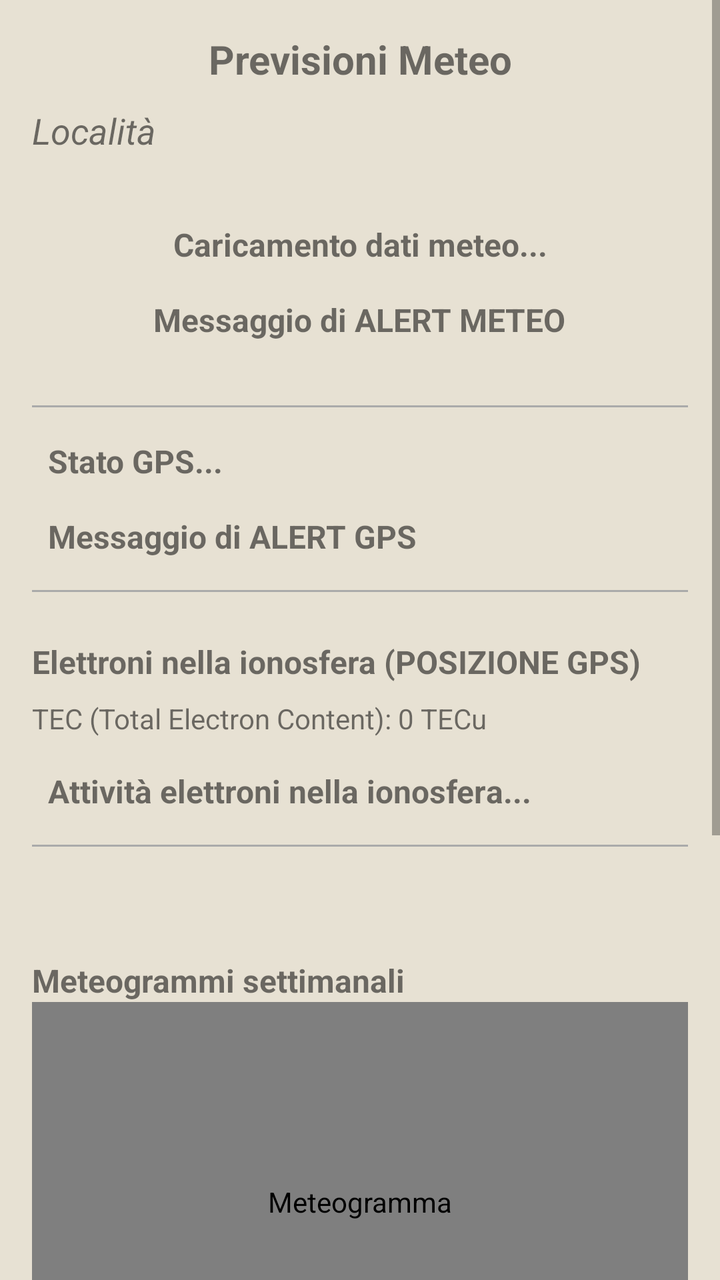
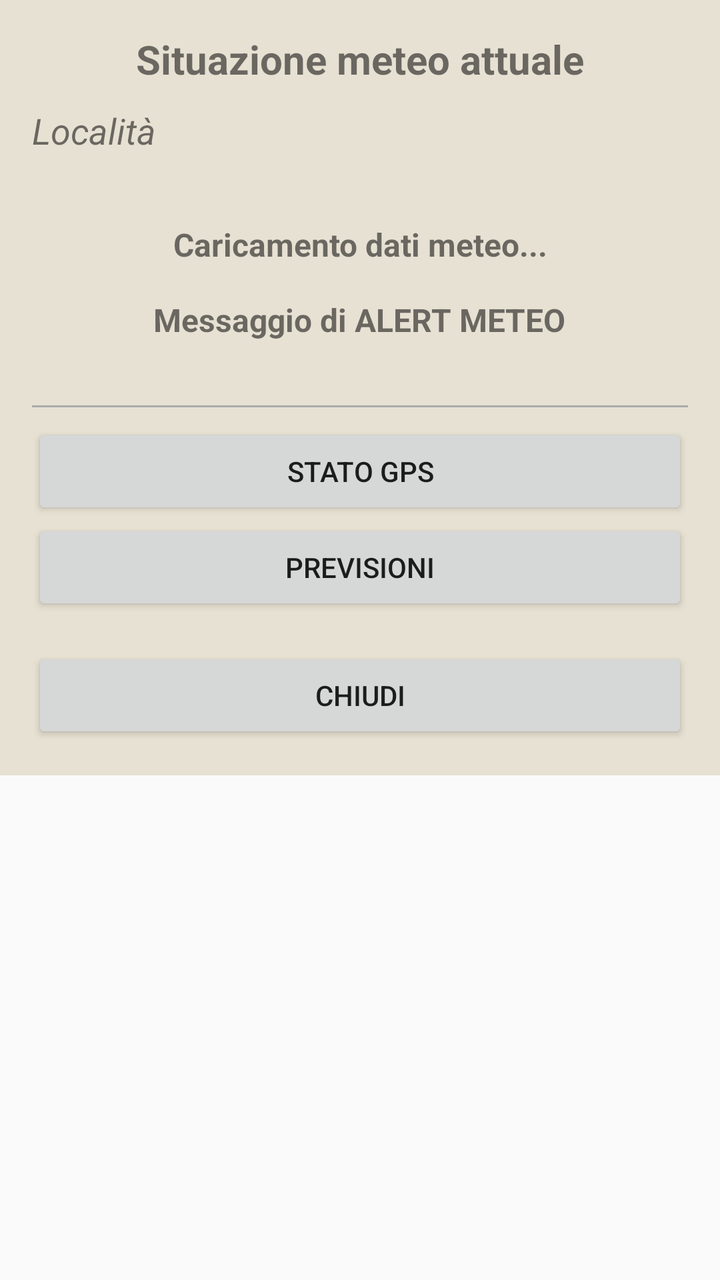

The first picture is an Android layout as it rendered before a commit; the second is the same layout after the commit. The layout source and the unified diff follow.
<!-- AndroidManifest.xml: application theme Theme.AppCompat.Light -->
<!-- res/layout/activity_weather_forecast.xml -->
<androidx.constraintlayout.widget.ConstraintLayout
    xmlns:android="http://schemas.android.com/apk/res/android"
    android:layout_width="match_parent"
    android:layout_height="match_parent"
    android:fitsSystemWindows="true">


    <ScrollView xmlns:android="http://schemas.android.com/apk/res/android"
        android:layout_width="match_parent"
        android:layout_height="match_parent"
        android:clipToPadding="false">

        <LinearLayout xmlns:android="http://schemas.android.com/apk/res/android"
            android:layout_width="match_parent"
            android:layout_height="match_parent"
            android:orientation="vertical"
            android:background="#e7e1d3"
            android:padding="16dp">

            <TextView
                android:id="@+id/weather_title"
                android:layout_width="match_parent"
                android:layout_height="wrap_content"
                android:text="Previsioni Meteo"
                android:textSize="20sp"
                android:textStyle="bold"
                android:gravity="center"
                android:paddingBottom="10dp"/>

            <TextView
                android:id="@+id/weather_location"
                android:layout_width="wrap_content"
                android:layout_height="wrap_content"
                android:text="Località"
                android:textSize="18sp"
                android:textStyle="italic"
                android:gravity="center"
                android:layout_below="@+id/weather_title"
                android:layout_centerHorizontal="true"
                android:paddingBottom="10dp"/>

            <ProgressBar
                android:id="@+id/weatherProgressBar"
                android:layout_width="wrap_content"
                android:layout_height="wrap_content"
                android:layout_below="@id/weather_location"
                android:layout_centerHorizontal="true"
                android:gravity="center"
                android:visibility="gone"/>

            <LinearLayout
                android:layout_width="match_parent"
                android:layout_height="wrap_content"
                android:orientation="vertical"
                android:padding="16dp"
                android:gravity="center_horizontal">

                <TextView
                    android:id="@+id/weather_details"
                    android:layout_width="match_parent"
                    android:layout_height="wrap_content"
                    android:text="Caricamento dati meteo..."
                    android:textSize="16sp"
                    android:textStyle="bold"
                    android:padding="8dp"
                    android:gravity="center" />

                <TextView
                    android:id="@+id/alertTextView"
                    android:layout_width="wrap_content"
                    android:layout_height="wrap_content"
                    android:text="Messaggio di ALERT METEO"
                    android:textStyle="bold"
                    android:gravity="center"
                    android:textSize="16sp"
                    android:padding="8dp" />
            </LinearLayout>


            <View
                android:layout_width="match_parent"
                android:layout_height="1dp"
                android:background="@android:color/darker_gray"
                android:layout_marginVertical="8dp" />

            <TextView
                android:id="@+id/gpsStatusTextView"
                android:layout_width="wrap_content"
                android:layout_height="wrap_content"
                android:text="Stato GPS..."
                android:textStyle="bold"
                android:textSize="16sp"
                android:padding="8dp" />

            <TextView
                android:id="@+id/gpsalertTextView"
                android:layout_width="wrap_content"
                android:layout_height="wrap_content"
                android:text="Messaggio di ALERT GPS"
                android:textStyle="bold"
                android:textSize="16sp"
                android:gravity="center"
                android:padding="8dp" />

            <View
                android:layout_width="match_parent"
                android:layout_height="1dp"
                android:background="@android:color/darker_gray"
                android:layout_marginVertical="8dp" />

            
            <TextView
                android:id="@+id/tecTitleTextView"
                android:layout_width="wrap_content"
                android:layout_height="wrap_content"
                android:text="Elettroni nella ionosfera (POSIZIONE GPS)"
                android:textSize="16sp"
                android:textStyle="bold"
                android:gravity="center"
                android:layout_marginTop="16dp"/>

            <TextView
                android:id="@+id/tecValueTextView"
                android:layout_width="wrap_content"
                android:layout_height="wrap_content"
                android:text="TEC (Total Electron Content): 0 TECu"
                android:textSize="14sp"
                android:layout_marginTop="8dp"/>

            
            <TextView
                android:id="@+id/tecStatusTextView"
                android:layout_width="wrap_content"
                android:layout_height="wrap_content"
                android:text="Attività elettroni nella ionosfera..."
                android:textStyle="bold"
                android:textSize="16sp"
                android:padding="8dp"
                android:gravity="center"
                android:layout_marginTop="8dp"/>

            <View
                android:layout_width="match_parent"
                android:layout_height="1dp"
                android:background="@android:color/darker_gray"
                android:layout_marginVertical="8dp" />

            <androidx.recyclerview.widget.RecyclerView
                android:id="@+id/hourlyWeatherRecyclerView"
                android:layout_width="match_parent"
                android:layout_height="wrap_content"
                android:padding="8dp"
                android:layout_marginTop="16dp"/>

            

            <TextView
                android:id="@+id/weather_meteogram"
                android:layout_width="wrap_content"
                android:layout_height="wrap_content"
                android:text="Meteogrammi settimanali"
                android:textSize="16sp"
                android:textStyle="bold"
                android:layout_marginTop="16dp"/>

            <com.github.chrisbanes.photoview.PhotoView
                android:id="@+id/weather_meteogramOne_general"
                android:layout_width="match_parent"
                android:layout_height="200dp"
                android:scaleType="fitCenter"
                android:contentDescription="Meteogramma"/>

            <com.github.chrisbanes.photoview.PhotoView
                android:id="@+id/weather_meteogram_general"
                android:layout_width="match_parent"
                android:layout_height="200dp"
                android:scaleType="fitCenter"
                android:contentDescription="Meteogramma"/>

            <Button
                android:id="@+id/close_weather_button"
                android:layout_width="match_parent"
                android:layout_height="wrap_content"
                android:text="Chiudi"
                android:layout_marginTop="16dp"/>
        </LinearLayout>
    </ScrollView>
</androidx.constraintlayout.widget.ConstraintLayout>
<!-- resources referenced by this layout -->
<resources>

</resources>

<!-- the commit's change to res/layout/activity_weather_forecast.xml (unified diff, before → after) -->
@@ -21,7 +21,7 @@
                 android:id="@+id/weather_title"
                 android:layout_width="match_parent"
                 android:layout_height="wrap_content"
-                android:text="Previsioni Meteo"
+                android:text="Situazione meteo attuale"
                 android:textSize="20sp"
                 android:textStyle="bold"
                 android:gravity="center"
@@ -83,99 +83,17 @@
                 android:background="@android:color/darker_gray"
                 android:layout_marginVertical="8dp" />
 
-            <TextView
-                android:id="@+id/gpsStatusTextView"
-                android:layout_width="wrap_content"
-                android:layout_height="wrap_content"
-                android:text="Stato GPS..."
-                android:textStyle="bold"
-                android:textSize="16sp"
-                android:padding="8dp" />
-
-            <TextView
-                android:id="@+id/gpsalertTextView"
-                android:layout_width="wrap_content"
-                android:layout_height="wrap_content"
-                android:text="Messaggio di ALERT GPS"
-                android:textStyle="bold"
-                android:textSize="16sp"
-                android:gravity="center"
-                android:padding="8dp" />
-
-            <View
-                android:layout_width="match_parent"
-                android:layout_height="1dp"
-                android:background="@android:color/darker_gray"
-                android:layout_marginVertical="8dp" />
-
-            
-            <TextView
-                android:id="@+id/tecTitleTextView"
-                android:layout_width="wrap_content"
-                android:layout_height="wrap_content"
-                android:text="Elettroni nella ionosfera (POSIZIONE GPS)"
-                android:textSize="16sp"
-                android:textStyle="bold"
-                android:gravity="center"
-                android:layout_marginTop="16dp"/>
-
-            <TextView
-                android:id="@+id/tecValueTextView"
-                android:layout_width="wrap_content"
-                android:layout_height="wrap_content"
-                android:text="TEC (Total Electron Content): 0 TECu"
-                android:textSize="14sp"
-                android:layout_marginTop="8dp"/>
-
-            
-            <TextView
-                android:id="@+id/tecStatusTextView"
-                android:layout_width="wrap_content"
-                android:layout_height="wrap_content"
-                android:text="Attività elettroni nella ionosfera..."
-                android:textStyle="bold"
-                android:textSize="16sp"
-                android:padding="8dp"
-                android:gravity="center"
-                android:layout_marginTop="8dp"/>
-
-            <View
-                android:layout_width="match_parent"
-                android:layout_height="1dp"
-                android:background="@android:color/darker_gray"
-                android:layout_marginVertical="8dp" />
-
-            <androidx.recyclerview.widget.RecyclerView
-                android:id="@+id/hourlyWeatherRecyclerView"
+             <Button
+                android:id="@+id/btn_gps"
                 android:layout_width="match_parent"
                 android:layout_height="wrap_content"
-                android:padding="8dp"
-                android:layout_marginTop="16dp"/>
+                android:text="Stato GPS" />
 
-            
-
-            <TextView
-                android:id="@+id/weather_meteogram"
-                android:layout_width="wrap_content"
+            <Button
+                android:id="@+id/btn_forecast_details"
+                android:layout_width="match_parent"
                 android:layout_height="wrap_content"
-                android:text="Meteogrammi settimanali"
-                android:textSize="16sp"
-                android:textStyle="bold"
-                android:layout_marginTop="16dp"/>
-
-            <com.github.chrisbanes.photoview.PhotoView
-                android:id="@+id/weather_meteogramOne_general"
-                android:layout_width="match_parent"
-                android:layout_height="200dp"
-                android:scaleType="fitCenter"
-                android:contentDescription="Meteogramma"/>
-
-            <com.github.chrisbanes.photoview.PhotoView
-                android:id="@+id/weather_meteogram_general"
-                android:layout_width="match_parent"
-                android:layout_height="200dp"
-                android:scaleType="fitCenter"
-                android:contentDescription="Meteogramma"/>
+                android:text="Previsioni" />
 
             <Button
                 android:id="@+id/close_weather_button"
